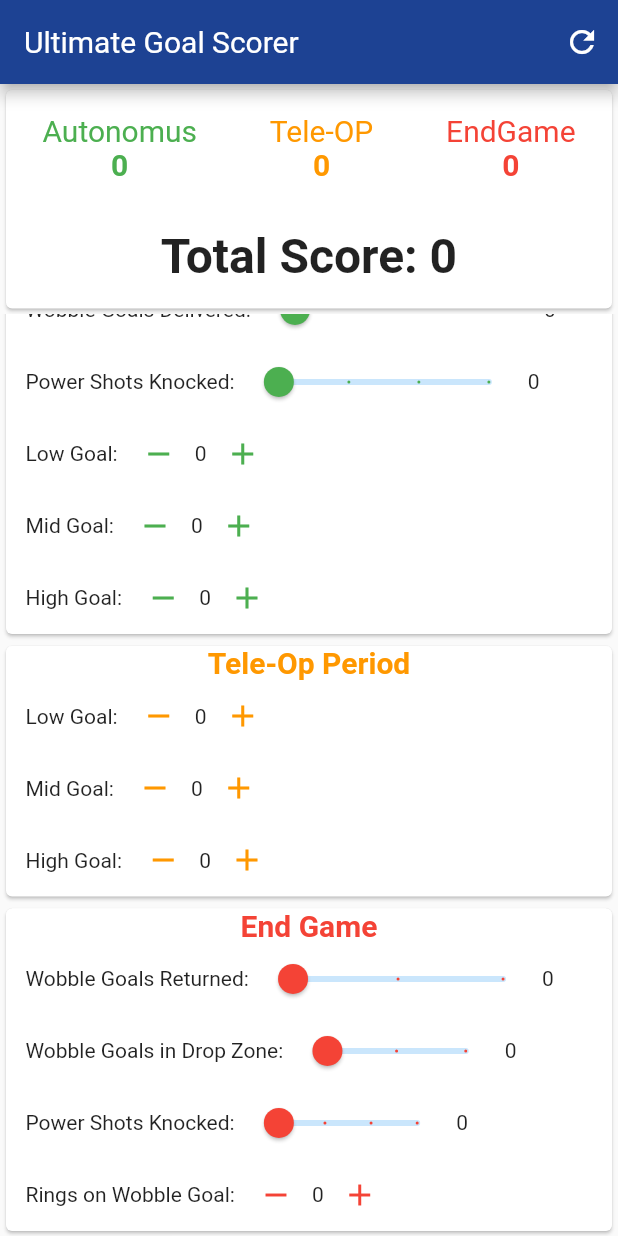
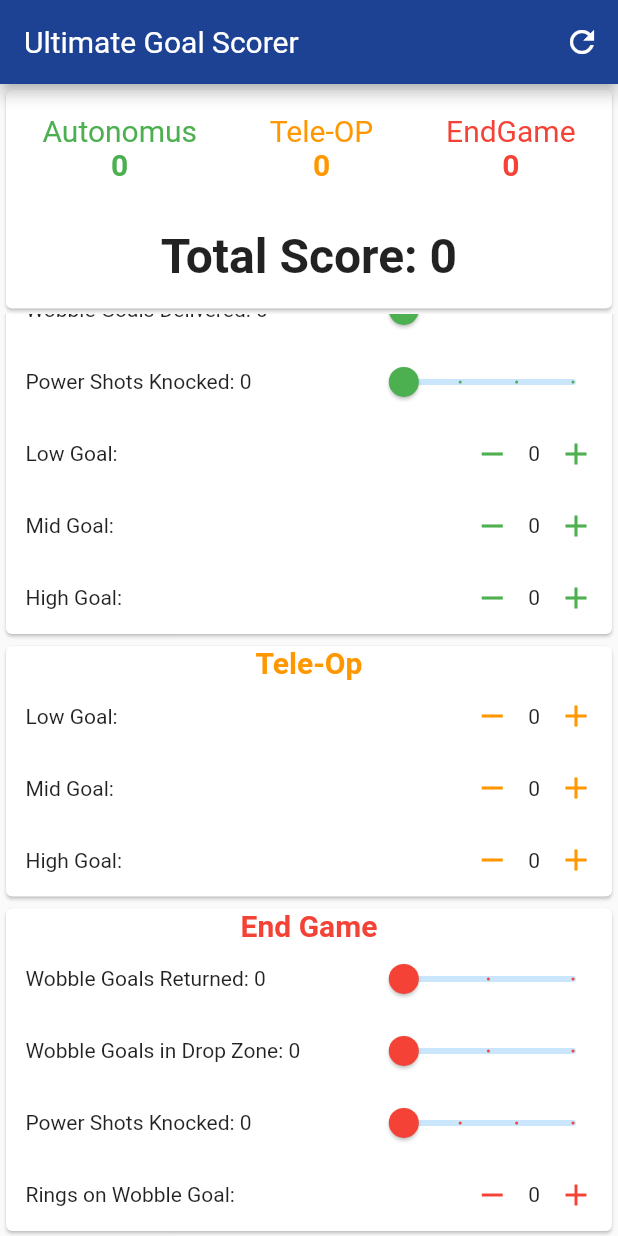
Before and after one commit to crackerOil/Freight-Frenzy-Scorer, a Flutter app: the screen it shows after launch, scrolled down 102 dp, after a tap on the "remove" icon, on a phone screen of 412 x 824 dp. Run offline on Flutter 3.47's test engine with Material 2 defaults, Android fonts, the phone set to English and light mode, and no system bars; Roboto replaces fonts that are missing (OpenSans).

Commit message:
iOS Deployment (#1)
* Added VS Code formatting

* Setting up iOS project

* Updated autonomus UI

* Updated teleop UI

* Updated endgame UI

* Updated iOS version number

```diff
--- a/lib/widgets/autonomus.dart
+++ b/lib/widgets/autonomus.dart
@@ -8,7 +8,6 @@ class AutonomusScore extends StatefulWidget {
 }
 
 class _AutonomusScoreState extends State<AutonomusScore> {
-
   @override
   Widget build(BuildContext context) {
     final scores = Provider.of<FinalScores>(context);
@@ -27,7 +26,10 @@ class _AutonomusScoreState extends State<AutonomusScore> {
           children: [
             SizedBox(width: 13),
             Text('Navigation: '),
-            FlatButton(
+            Spacer(),
+            Container(
+                padding: EdgeInsets.only(right: 12),
+                child: FlatButton(
                   onPressed: () {
                     setState(() {
                       if (scores.autoDetails.parkedRobots == 0)
@@ -40,14 +42,18 @@ class _AutonomusScoreState extends State<AutonomusScore> {
                   color: scores.autoDetails.parkedRobots == 1
                       ? Colors.green
                       : Colors.grey,
-            )
+                ))
           ],
         ),
         Row(
           children: [
             SizedBox(width: 13),
             Text('Wobble Goals Delivered: '),
-            Slider(
+            Text(scores.autoDetails.wobblesDelivered.toString()),
+            Spacer(),
+            Container(
+                width: 0.40 * MediaQuery.of(context).size.width,
+                child: Slider(
                   activeColor: Colors.green,
                   value: 1.0 * scores.autoDetails.wobblesDelivered,
                   onChanged: (val) {
@@ -55,19 +61,22 @@ class _AutonomusScoreState extends State<AutonomusScore> {
                       scores.updateAutonomus(wobblesDelivered: val.round());
                     });
                   },
-              min:0.0,
-              max:2.0,
+                  min: 0.0,
+                  max: 2.0,
                   divisions: 2,
                   label: scores.autoDetails.wobblesDelivered.toString(),
-            ),
-            Text(scores.autoDetails.wobblesDelivered.toString())
+                )),
           ],
         ),
         Row(
           children: [
             SizedBox(width: 13),
             Text('Power Shots Knocked: '),
-            Slider(
+            Text(scores.autoDetails.powershotsKnocked.toString()),
+            Spacer(),
+            Container(
+              width: 0.40 * MediaQuery.of(context).size.width,
+              child: Slider(
                 activeColor: Colors.green,
                 value: 1.0 * scores.autoDetails.powershotsKnocked,
                 onChanged: (val) {
@@ -75,27 +84,39 @@ class _AutonomusScoreState extends State<AutonomusScore> {
                     scores.updateAutonomus(powershotsKnocked: val.round());
                   });
                 },
-              min:0.0,
-              max:3.0,
+                min: 0.0,
+                max: 3.0,
                 divisions: 3,
                 label: scores.autoDetails.powershotsKnocked.toString(),
               ),
-            Text(scores.autoDetails.powershotsKnocked.toString())
+            )
           ],
         ),
         Row(
           children: [
             SizedBox(width: 13),
             Text('Low Goal: '),
-            IconButton(icon: Icon(Icons.remove, color: Colors.green,), onPressed: () {
-              setState(() {
-                scores.updateAutonomus(lowGoal: scores.autoDetails.lowGoal -1);
-              },);
+            Spacer(),
+            IconButton(
+                icon: Icon(
+                  Icons.remove,
+                  color: Colors.green,
+                ),
+                onPressed: () {
+                  setState(
+                    () {
+                      scores.updateAutonomus(
+                          lowGoal: scores.autoDetails.lowGoal - 1);
+                    },
+                  );
                 }),
             Text(scores.autoDetails.lowGoal.toString()),
-            IconButton(icon: Icon(Icons.add, color: Colors.green), onPressed: () {
+            IconButton(
+                icon: Icon(Icons.add, color: Colors.green),
+                onPressed: () {
                   setState(() {
-                scores.updateAutonomus(lowGoal: scores.autoDetails.lowGoal +1);
+                    scores.updateAutonomus(
+                        lowGoal: scores.autoDetails.lowGoal + 1);
                   });
                 }),
           ],
@@ -104,15 +125,22 @@ class _AutonomusScoreState extends State<AutonomusScore> {
           children: [
             SizedBox(width: 13),
             Text('Mid Goal: '),
-            IconButton(icon: Icon(Icons.remove, color: Colors.green), onPressed: () {
+            Spacer(),
+            IconButton(
+                icon: Icon(Icons.remove, color: Colors.green),
+                onPressed: () {
                   setState(() {
-                scores.updateAutonomus(midGoal: scores.autoDetails.midGoal -1);
+                    scores.updateAutonomus(
+                        midGoal: scores.autoDetails.midGoal - 1);
                   });
                 }),
             Text(scores.autoDetails.midGoal.toString()),
-            IconButton(icon: Icon(Icons.add, color: Colors.green), onPressed: () {
+            IconButton(
+                icon: Icon(Icons.add, color: Colors.green),
+                onPressed: () {
                   setState(() {
-                scores.updateAutonomus(midGoal: scores.autoDetails.midGoal +1);
+                    scores.updateAutonomus(
+                        midGoal: scores.autoDetails.midGoal + 1);
                   });
                 }),
           ],
@@ -121,15 +149,22 @@ class _AutonomusScoreState extends State<AutonomusScore> {
           children: [
             SizedBox(width: 13),
             Text('High Goal: '),
-            IconButton(icon: Icon(Icons.remove, color: Colors.green), onPressed: () {
+            Spacer(),
+            IconButton(
+                icon: Icon(Icons.remove, color: Colors.green),
+                onPressed: () {
                   setState(() {
-                scores.updateAutonomus(highGoal: scores.autoDetails.highGoal -1);
+                    scores.updateAutonomus(
+                        highGoal: scores.autoDetails.highGoal - 1);
                   });
                 }),
             Text(scores.autoDetails.highGoal.toString()),
-            IconButton(icon: Icon(Icons.add, color: Colors.green), onPressed: () {
+            IconButton(
+                icon: Icon(Icons.add, color: Colors.green),
+                onPressed: () {
                   setState(() {
-                scores.updateAutonomus(highGoal: scores.autoDetails.highGoal +1);
+                    scores.updateAutonomus(
+                        highGoal: scores.autoDetails.highGoal + 1);
                   });
                 }),
           ],
--- a/lib/widgets/endgame.dart
+++ b/lib/widgets/endgame.dart
@@ -26,7 +26,11 @@ class _EndGameCardState extends State<EndGameCard> {
           children: [
             SizedBox(width: 13),
             Text('Wobble Goals Returned: '),
-            Slider(
+            Text(scores.endgameDetails.wobblesReturned.toString()),
+            Spacer(),
+            Container(
+              width: 0.40 * MediaQuery.of(context).size.width,
+              child: Slider(
                 activeColor: Colors.red,
                 value: 1.0 * scores.endgameDetails.wobblesReturned,
                 onChanged: (val) {
@@ -39,15 +43,17 @@ class _EndGameCardState extends State<EndGameCard> {
                 divisions: 2,
                 label: scores.endgameDetails.wobblesReturned.toString(),
               ),
-            Text(scores.endgameDetails.wobblesReturned.toString())
+            )
           ],
         ),
         Row(
           children: [
             SizedBox(width: 13),
             Text('Wobble Goals in Drop Zone: '),
+            Text(scores.endgameDetails.wobblesDropped.toString()),
+            Spacer(),
             Container(
-              width: 0.35* MediaQuery.of(context).size.width,
+              width: 0.40 * MediaQuery.of(context).size.width,
               child: Slider(
                 activeColor: Colors.red,
                 value: 1.0 * scores.endgameDetails.wobblesDropped,
@@ -62,15 +68,16 @@ class _EndGameCardState extends State<EndGameCard> {
                 label: scores.endgameDetails.wobblesDropped.toString(),
               ),
             ),
-            Text(scores.endgameDetails.wobblesDropped.toString())
           ],
         ),
         Row(
           children: [
             SizedBox(width: 13),
             Text('Power Shots Knocked: '),
+            Text(scores.endgameDetails.powershotsKnocked.toString()),
+            Spacer(),
             Container(
-              width: 0.35* MediaQuery.of(context).size.width,
+              width: 0.40 * MediaQuery.of(context).size.width,
               child: Slider(
                 activeColor: Colors.red,
                 value: 1.0 * scores.endgameDetails.powershotsKnocked,
@@ -85,13 +92,13 @@ class _EndGameCardState extends State<EndGameCard> {
                 label: scores.endgameDetails.powershotsKnocked.toString(),
               ),
             ),
-            Text(scores.endgameDetails.powershotsKnocked.toString())
           ],
         ),
         Row(
           children: [
             SizedBox(width: 13),
             Text('Rings on Wobble Goal: '),
+            Spacer(),
             IconButton(
                 icon: Icon(Icons.remove, color: Colors.red),
                 onPressed: () {
--- a/lib/widgets/teleop.dart
+++ b/lib/widgets/teleop.dart
@@ -15,7 +15,7 @@ class _TeleOpState extends State<TeleOp> {
         child: Column(
       children: [
         Text(
-              'Tele-Op Period',
+          'Tele-Op',
           style: TextStyle(
             fontWeight: FontWeight.bold,
             fontSize: 20,
@@ -26,15 +26,22 @@ class _TeleOpState extends State<TeleOp> {
           children: [
             SizedBox(width: 13),
             Text('Low Goal: '),
-                IconButton(icon: Icon(Icons.remove, color: Colors.orange), onPressed: () {
+            Spacer(),
+            IconButton(
+                icon: Icon(Icons.remove, color: Colors.orange),
+                onPressed: () {
                   setState(() {
-                    scores.updateTeleop(lowGoal: scores.teleopDetails.lowGoal -1);
+                    scores.updateTeleop(
+                        lowGoal: scores.teleopDetails.lowGoal - 1);
                   });
                 }),
             Text(scores.teleopDetails.lowGoal.toString()),
-                IconButton(icon: Icon(Icons.add, color: Colors.orange), onPressed: () {
+            IconButton(
+                icon: Icon(Icons.add, color: Colors.orange),
+                onPressed: () {
                   setState(() {
-                    scores.updateTeleop(lowGoal: scores.teleopDetails.lowGoal +1);
+                    scores.updateTeleop(
+                        lowGoal: scores.teleopDetails.lowGoal + 1);
                   });
                 }),
           ],
@@ -43,15 +50,22 @@ class _TeleOpState extends State<TeleOp> {
           children: [
             SizedBox(width: 13),
             Text('Mid Goal: '),
-                IconButton(icon: Icon(Icons.remove, color: Colors.orange), onPressed: () {
+            Spacer(),
+            IconButton(
+                icon: Icon(Icons.remove, color: Colors.orange),
+                onPressed: () {
                   setState(() {
-                    scores.updateTeleop(midGoal: scores.teleopDetails.midGoal -1);
+                    scores.updateTeleop(
+                        midGoal: scores.teleopDetails.midGoal - 1);
                   });
                 }),
             Text(scores.teleopDetails.midGoal.toString()),
-                IconButton(icon: Icon(Icons.add, color: Colors.orange), onPressed: () {
+            IconButton(
+                icon: Icon(Icons.add, color: Colors.orange),
+                onPressed: () {
                   setState(() {
-                    scores.updateTeleop(midGoal: scores.teleopDetails.midGoal +1);
+                    scores.updateTeleop(
+                        midGoal: scores.teleopDetails.midGoal + 1);
                   });
                 }),
           ],
@@ -60,15 +74,22 @@ class _TeleOpState extends State<TeleOp> {
           children: [
             SizedBox(width: 13),
             Text('High Goal: '),
-                IconButton(icon: Icon(Icons.remove, color: Colors.orange), onPressed: () {
+            Spacer(),
+            IconButton(
+                icon: Icon(Icons.remove, color: Colors.orange),
+                onPressed: () {
                   setState(() {
-                    scores.updateTeleop(highGoal: scores.teleopDetails.highGoal -1);
+                    scores.updateTeleop(
+                        highGoal: scores.teleopDetails.highGoal - 1);
                   });
                 }),
             Text(scores.teleopDetails.highGoal.toString()),
-                IconButton(icon: Icon(Icons.add, color: Colors.orange), onPressed: () {
+            IconButton(
+                icon: Icon(Icons.add, color: Colors.orange),
+                onPressed: () {
                   setState(() {
-                    scores.updateTeleop(highGoal: scores.teleopDetails.highGoal +1);
+                    scores.updateTeleop(
+                        highGoal: scores.teleopDetails.highGoal + 1);
                   });
                 }),
           ],
```
Also changed, not shown: lib/widgets/total_scores.dart (+7 -4 lines), 3 other files. Lines whose indentation alone changed are shown as unchanged.
